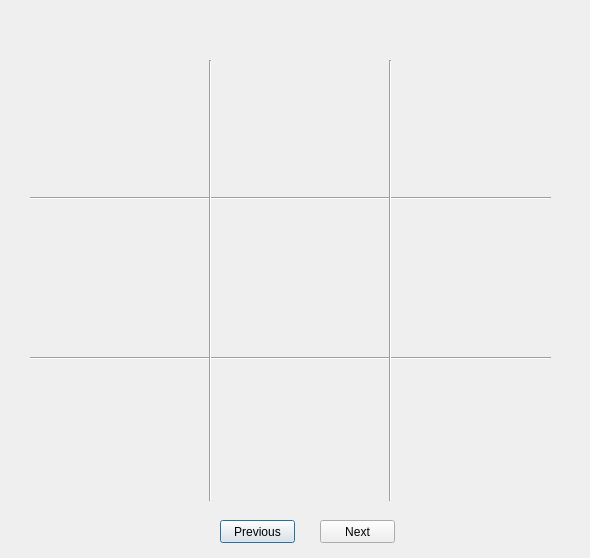
This is ui/gallery.ui in Giswater/giswater_qgis_plugin as Qt 5 draws it before an edit. The edited form follows.
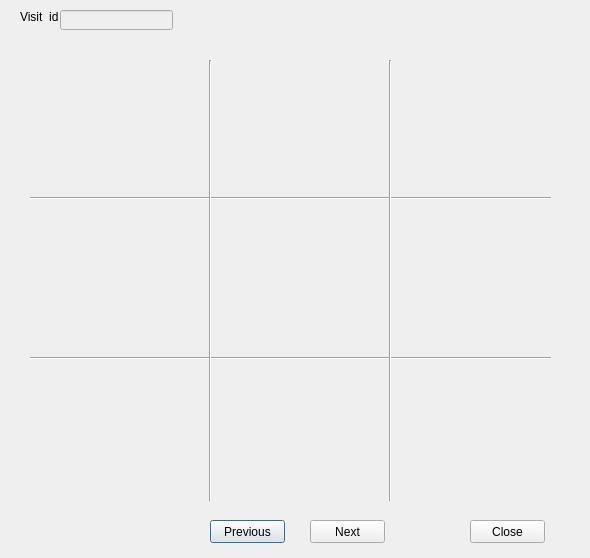
This is the edited form. Icons and pictures are not drawn.

Commit message: wip: gallery of events

```diff
--- a/ui/gallery.ui
+++ b/ui/gallery.ui
@@ -236,10 +236,13 @@
     <bool>true</bool>
    </property>
   </widget>
-  <widget class="QPushButton" name="pushButton">
+  <widget class="QPushButton" name="btn_previous">
+   <property name="enabled">
+    <bool>true</bool>
+   </property>
    <property name="geometry">
     <rect>
-     <x>220</x>
+     <x>210</x>
      <y>520</y>
      <width>75</width>
      <height>23</height>
@@ -249,10 +252,13 @@
     <string>Previous</string>
    </property>
   </widget>
-  <widget class="QPushButton" name="pushButton_2">
+  <widget class="QPushButton" name="btn_next">
+   <property name="enabled">
+    <bool>true</bool>
+   </property>
    <property name="geometry">
     <rect>
-     <x>320</x>
+     <x>310</x>
      <y>520</y>
      <width>75</width>
      <height>23</height>
@@ -262,6 +268,45 @@
     <string>Next</string>
    </property>
   </widget>
+  <widget class="QLineEdit" name="visit_id">
+   <property name="enabled">
+    <bool>false</bool>
+   </property>
+   <property name="geometry">
+    <rect>
+     <x>60</x>
+     <y>10</y>
+     <width>113</width>
+     <height>20</height>
+    </rect>
+   </property>
+  </widget>
+  <widget class="QLabel" name="label">
+   <property name="geometry">
+    <rect>
+     <x>20</x>
+     <y>10</y>
+     <width>46</width>
+     <height>13</height>
+    </rect>
+   </property>
+   <property name="text">
+    <string>Visit_id </string>
+   </property>
+  </widget>
+  <widget class="QPushButton" name="btn_close">
+   <property name="geometry">
+    <rect>
+     <x>470</x>
+     <y>520</y>
+     <width>75</width>
+     <height>23</height>
+    </rect>
+   </property>
+   <property name="text">
+    <string>Close</string>
+   </property>
+  </widget>
  </widget>
  <resources/>
  <connections/>
```
Left out of the diff: 18 changed lines with no effect on the pictures. The commit also changes 8 other files.
